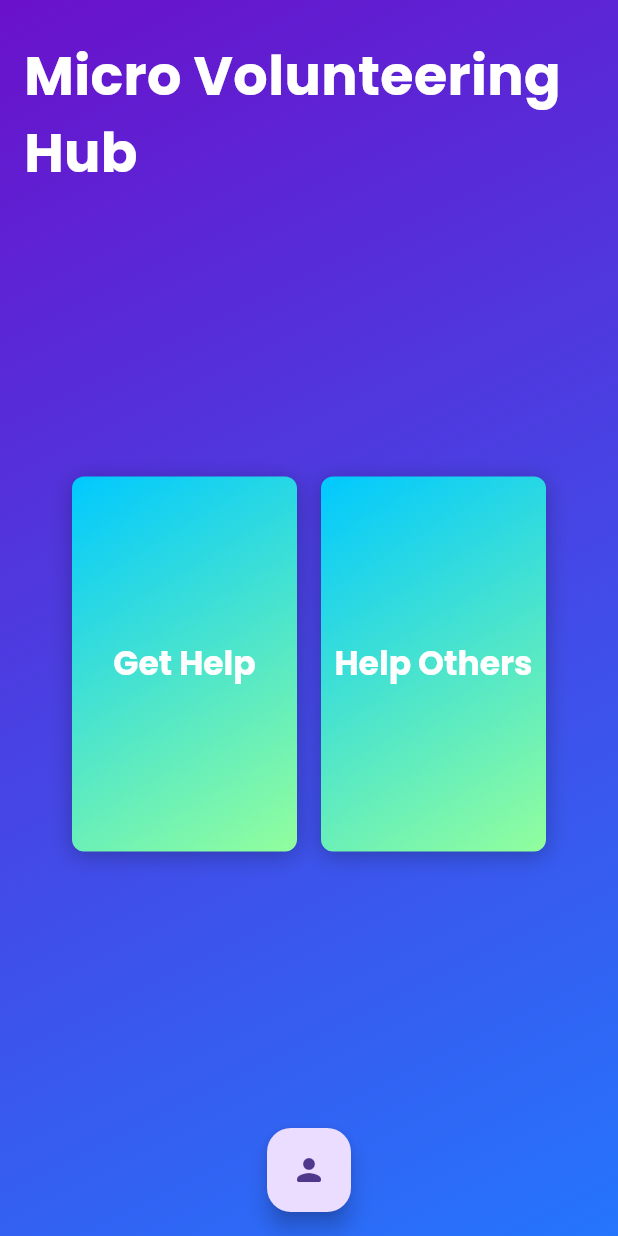
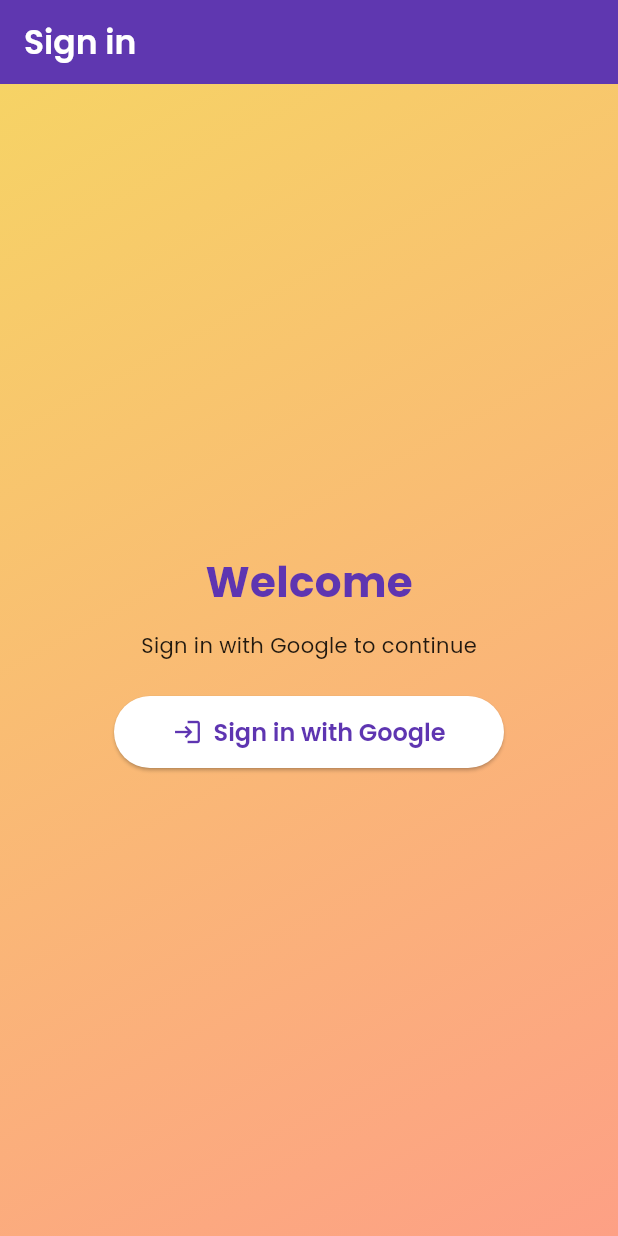
Before and after one commit to Clavatum/Micro_Volunteering_Hub, a Flutter app: the screen it shows after launch, on a phone screen of 412 x 824 dp. Run offline on Flutter 3.47's test engine with Material 3 defaults, Android fonts, the phone set to English and light mode, and no system bars; our stand-ins replace firebase_auth, firebase_core, google_fonts, google_sign_in; accounts and stored records are empty.

Commit message:
feat: Google sign in system is fixed/reworked and animation added to sign in screen
Google sign in system is fixed/reworked and animation added to sign in screen

Google sign in system is fixed/reworked and animation added to sign in screen

```diff
--- /dev/null
+++ b/lib/Screens/google_sign_in_screen.dart
@@ -0,0 +1,202 @@
+import 'dart:async';
+
+import 'package:flutter/material.dart';
+import 'package:flutter/services.dart';
+import 'package:google_fonts/google_fonts.dart';
+import 'main_menu_screen.dart';
+import 'package:google_sign_in/google_sign_in.dart';
+import 'package:firebase_auth/firebase_auth.dart';
+
+String clientID = "615113923331-7si1neuaitp2q6seah3085ks5n3vuo0h.apps.googleusercontent.com";
+
+class GoogleSignInScreen extends StatefulWidget {
+  const GoogleSignInScreen({Key? key}) : super(key: key);
+
+  @override
+  State<GoogleSignInScreen> createState() => _GoogleSignInScreenState();
+}
+
+class _GoogleSignInScreenState extends State<GoogleSignInScreen> with SingleTickerProviderStateMixin{
+  late AnimationController _animController;
+  final FirebaseAuth _auth = FirebaseAuth.instance;
+  User? _user;
+
+
+  Color primary = Color(0xFF5E35B1);
+  late Animation<double> _animFade;
+  late Animation<Offset> _animSlide;
+  @override
+  void initState() {
+    super.initState();
+    _animController = AnimationController(vsync: this, duration: Duration(milliseconds: 1500));
+    _animFade = Tween(begin: 0.0, end: 1.0).animate(_animController);
+    _animSlide = Tween(begin: Offset(0.0,-0.1), end: Offset.zero)
+      .animate(CurvedAnimation(parent: _animController, curve: Curves.decelerate));
+    //Initialize Google Sign In
+    GoogleSignIn googleSignIn = GoogleSignIn.instance;
+    unawaited(googleSignIn.initialize(clientId: clientID));
+
+    //Check if user is already authenticated in firebase
+    _auth.authStateChanges().listen(
+      (user){
+        setState(() {
+          _user = user;
+        });
+      }
+    );
+    _animController.forward();
+  }
+
+  @override void dispose() {
+    _animController.dispose();
+    super.dispose();
+  }
+  void _snackBarMessage(BuildContext context, String message) {
+    ScaffoldMessenger.of(context).showSnackBar(
+      SnackBar(
+        content: Text(
+          message,
+          style: GoogleFonts.poppins(
+            fontSize: 14,
+            fontWeight: FontWeight.w500,
+          ),
+          ),
+        backgroundColor: primary,
+      )
+    );
+  }
+
+  Future<void> _logInWithGoogle(BuildContext context) async {
+    try {
+      //Pops up a Google Sign In Screen to choose account.
+      final GoogleSignInAccount? googleUser = await GoogleSignIn.instance.authenticate();
+
+      if (googleUser == null) {
+        //If signing in is not successful then return.
+        _snackBarMessage(context, "Error while logging in.");
+        return;
+      }
+
+      final GoogleSignInAuthentication googleAuth = googleUser.authentication;
+      // GoogleSignInAuthentication currently provides an idToken. Use it to
+      // create a Firebase credential. accessToken may not be available in
+      // some versions of the plugin.
+      final AuthCredential credential = GoogleAuthProvider.credential(
+        idToken: googleAuth.idToken,
+      );
+      final UserCredential userCredential = await FirebaseAuth.instance
+          .signInWithCredential(
+            credential,
+          ); //Login to firebase server using credential.
+
+      if (userCredential.user != null) {
+        //If logging in is successful then send user to home screen.
+        _snackBarMessage(context, "Login successful.");
+        Navigator.of(context).push(
+          MaterialPageRoute(builder: (_) => const MainMenuScreen()),
+        );
+      }
+      else{
+        _snackBarMessage(context, "Error while logging in.");
+      }
+    } on PlatformException catch (e){
+      if (e.code == "network_error") {
+        //If device has slow or no internet.
+        _snackBarMessage(
+          context,
+          "Network error, please check your internet connection.",
+        );
+      }
+    } on GoogleSignInException catch (e){
+      if(e.code == GoogleSignInExceptionCode.canceled){
+        _snackBarMessage(
+          context,
+          "Sign in cancelled by user",
+        );
+      }
+    }
+    catch (e) {
+      //For other errors, handle with catch block.
+      debugPrint(e.toString());
+      _snackBarMessage(
+        context,
+        "Something went wrong while logging in with Google.",
+      );
+    }
+  }
+
+  Widget signInAnimation(){
+    return SlideTransition(
+      position: _animSlide,
+      child: FadeTransition(
+        opacity: _animFade,
+        child: Center(
+          child: Column(
+            mainAxisSize: MainAxisSize.min,
+            children: [
+              Text(
+                'Welcome',
+                style: GoogleFonts.poppins(
+                  fontSize: 28,
+                  fontWeight: FontWeight.w700,
+                  color: primary,
+                ),
+              ),
+              const SizedBox(height: 12),
+              Text(
+                'Sign in with Google to continue',
+                style: GoogleFonts.poppins(color: Colors.black87),
+              ),
+              const SizedBox(height: 24),
+              SizedBox(
+                width: 260,
+                child: ElevatedButton.icon(
+                  style: ElevatedButton.styleFrom(
+                    backgroundColor: Colors.white,
+                    foregroundColor: primary,
+                    padding: const EdgeInsets.symmetric(vertical: 12),
+                    textStyle: GoogleFonts.poppins(
+                      fontSize: 16,
+                      fontWeight: FontWeight.w600,
+                    ),
+                  ),
+                  icon: const Icon(Icons.login, size: 20),
+                  label: const Text('Sign in with Google'),
+                  onPressed: () async {
+                    await _logInWithGoogle(context);
+                  },
+                ),
+              ),
+            ],
+          ),
+        ),
+      ),
+    );
+  }
+  @override
+  Widget build(BuildContext context) {
+    return Scaffold(
+      appBar: AppBar(
+        backgroundColor: primary,
+        elevation: 2,
+        title: Text(
+          'Sign in',
+          style: GoogleFonts.poppins(
+            fontWeight: FontWeight.w600,
+            color: Colors.white,
+          ),
+        ),
+      ),
+      body: Container(
+        decoration: const BoxDecoration(
+          gradient: LinearGradient(
+            begin: Alignment.topLeft,
+            end: Alignment.bottomRight,
+            colors: [Color(0xFFf6d365), Color(0xFFfda085)],
+          ),
+        ),
+        child: signInAnimation(),
+      ),
+    );
+  }
+}
--- a/lib/main.dart
+++ b/lib/main.dart
@@ -1,8 +1,5 @@
 import 'package:flutter/material.dart';
-import 'screens/main_menu_screen.dart';
-import 'screens/app_loading_screen.dart';
-import 'package:firebase_core/firebase_core.dart';
-import 'firebase_options.dart';
+import 'Screens/app_loading_screen.dart';
 
 void main() {
   runApp(const MyApp());
@@ -13,20 +10,10 @@ class MyApp extends StatelessWidget {
 
   @override
   Widget build(BuildContext context) {
-    return FutureBuilder(
-      future: Firebase.initializeApp(
-        options: DefaultFirebaseOptions.currentPlatform
-      ),
-      builder: (context, snapshot) {
-        if (snapshot.connectionState == ConnectionState.done){
-          return MaterialApp(home: const MainMenuScreen(), debugShowCheckedModeBanner: false);
-        }
-        else{
-          return MaterialApp(
-            home: Scaffold(),
-          );
-        }
-      },
+    return MaterialApp(
+      title: 'Micro Volunteering Hub',
+      debugShowCheckedModeBanner: false,
+      home: const AppLoadingScreen(),
     );
   }
 }
```
Also changed, not shown: lib/Screens/app_loading_screen.dart (+79 -7 lines), lib/Screens/profile_screen.dart (+36 -4 lines), pubspec.lock, 1 other file.
